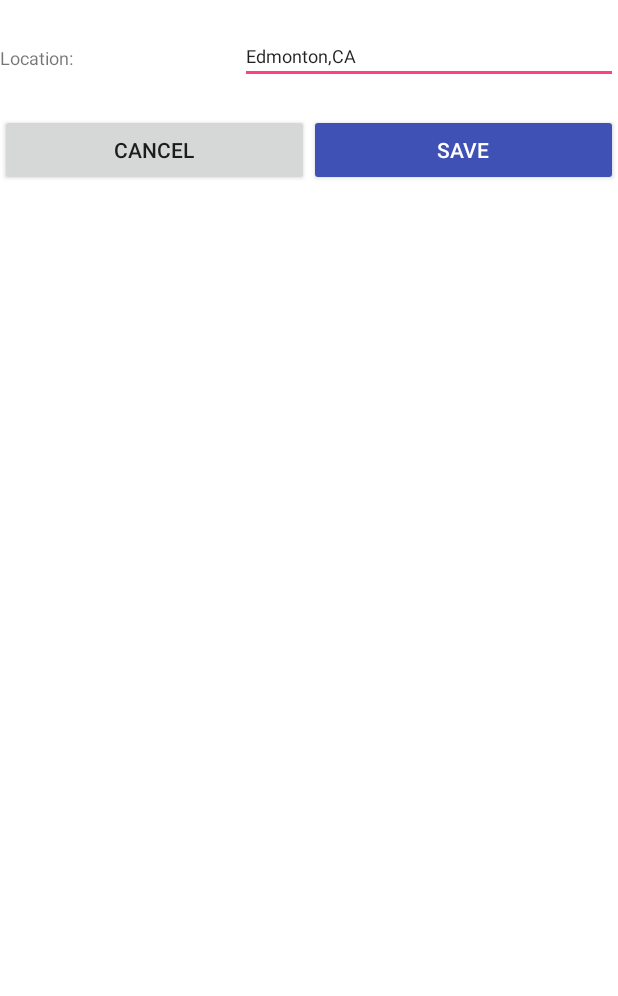
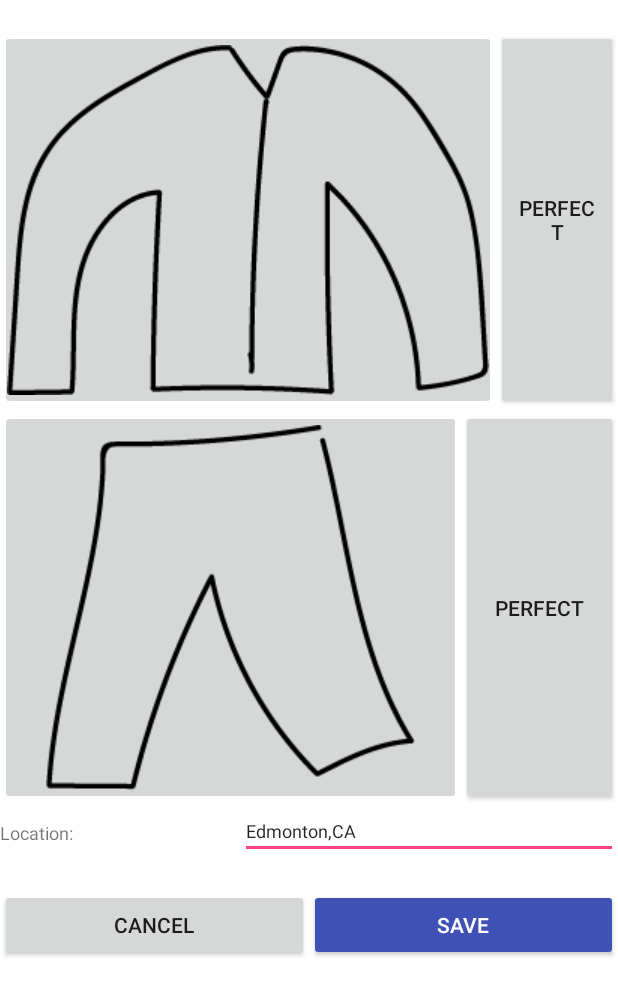
Before and after one commit to fdrury/WhatWear, an Android app: the WhatIWoreActivity screen opened directly, with no data from a screen before it, on a phone screen of 412 x 824 dp. Shown: the top 996 px of the screen. Run offline under Robolectric (Android 15) with nearby library versions, the light colour scheme and no system bars; network calls fail.

Commit message:
starting to look nicer
still doesn't work

```diff
--- a/app/src/main/java/com/example/administrator/whatwear/WhatIWoreActivity.java
+++ b/app/src/main/java/com/example/administrator/whatwear/WhatIWoreActivity.java
@@ -9,6 +9,7 @@ import android.text.TextWatcher;
 import android.view.View;
 import android.widget.Button;
 import android.widget.EditText;
+import android.widget.ImageButton;
 
 import org.json.JSONException;
 import org.json.JSONObject;
@@ -22,9 +23,17 @@ import java.net.URL;
 
 public class WhatIWoreActivity extends AppCompatActivity {
 
-    float temperature = -1; // temperature is returned in Kelvin so -1 is a good error value
+    private float temperature = -1; // temperature is returned in Kelvin so -1 is a good error value
     private static String BASE_URL = "http://api.openweathermap.org/data/2.5/weather?q=";
     private static String API_KEY = "&appid=f28f345df9148259a4960bfbd2904024";
+    private String city = "Edmonton,CA";
+    private Button saveButton;
+    private Button cancelButton;
+    private Button bodyTempButton;
+    private Button legsTempButton;
+    private ImageButton bodyImageButton;
+    private ImageButton legsImageButton;
+    private EditText editText;
 
     @Override
     protected void onCreate(Bundle savedInstanceState) {
@@ -41,7 +50,38 @@ public class WhatIWoreActivity extends AppCompatActivity {
             e.printStackTrace();
         }
 
+        saveButton = (Button)findViewById(R.id.buttonSave);
+        cancelButton = (Button)findViewById(R.id.buttonCancel);
+        bodyTempButton = (Button)findViewById(R.id.buttonBody);
+        legsTempButton = (Button)findViewById(R.id.buttonLegs);
+        bodyImageButton = (ImageButton)findViewById(R.id.imageButtonBody);
+        legsImageButton = (ImageButton)findViewById(R.id.imageButtonLegs);
         EditText editText = (EditText)findViewById(R.id.editText);
+
+        saveButton.setOnClickListener(new View.OnClickListener() {
+            @Override
+            public void onClick(View v) {
+                String urlString = BASE_URL + city + API_KEY;
+                try{
+                    JSONObject jsonObject = getJSONObjectFromURL(urlString);
+                    temperature = BigDecimal.valueOf(jsonObject.getDouble("temp")).floatValue();
+                } catch (IOException e) {
+                    e.printStackTrace();
+                } catch (JSONException e) {
+                    e.printStackTrace();
+                }
+                // TODO: actually save data
+                finish();
+            }
+        });
+
+        cancelButton.setOnClickListener(new View.OnClickListener() {
+            @Override
+            public void onClick(View v) {
+                finish();
+            }
+        });
+
         editText.addTextChangedListener(new TextWatcher() {
             @Override
             public void onTextChanged(CharSequence s, int start, int before, int count) {
@@ -56,15 +96,7 @@ public class WhatIWoreActivity extends AppCompatActivity {
             @Override
             public void afterTextChanged(Editable s) {
                 // Fires right after the text has changed
-                String urlString = BASE_URL + s.toString().replaceAll("\\s","") + API_KEY;
-                try{
-                    JSONObject jsonObject = getJSONObjectFromURL(urlString);
-                    temperature = BigDecimal.valueOf(jsonObject.getDouble("temp")).floatValue();
-                } catch (IOException e) {
-                    e.printStackTrace();
-                } catch (JSONException e) {
-                    e.printStackTrace();
-                }
+                city = s.toString().replaceAll("\\s","");
             }
         });
 
--- a/app/src/main/res/layout/activity_what_iwore.xml
+++ b/app/src/main/res/layout/activity_what_iwore.xml
@@ -15,6 +15,48 @@
         <Space
             android:layout_width="match_parent"
             android:layout_height="20dp" />
+
+        <LinearLayout
+            android:layout_width="match_parent"
+            android:layout_height="wrap_content"
+            android:orientation="horizontal">
+
+            <ImageButton
+                android:id="@+id/imageButtonBody"
+                android:layout_width="wrap_content"
+                android:layout_height="wrap_content"
+                android:layout_weight="0.70"
+                app:srcCompat="@drawable/jacket_thin" />
+
+            <Button
+                android:id="@+id/buttonBody"
+                android:layout_width="wrap_content"
+                android:layout_height="fill_parent"
+                android:layout_weight="0.30"
+                android:text="Perfect" />
+
+        </LinearLayout>
+
+        <LinearLayout
+            android:layout_width="match_parent"
+            android:layout_height="wrap_content"
+            android:orientation="horizontal">
+
+            <ImageButton
+                android:id="@+id/imageButtonLegs"
+                android:layout_width="wrap_content"
+                android:layout_height="wrap_content"
+                android:layout_weight="0.70"
+                app:srcCompat="@drawable/pants_thin" />
+
+            <Button
+                android:id="@+id/buttonLegs"
+                android:layout_width="wrap_content"
+                android:layout_height="fill_parent"
+                android:layout_weight="0.30"
+                android:text="Perfect" />
+
+        </LinearLayout>
 
         <LinearLayout
             android:layout_width="match_parent"
```
Also changed, not shown: 6 other files.
